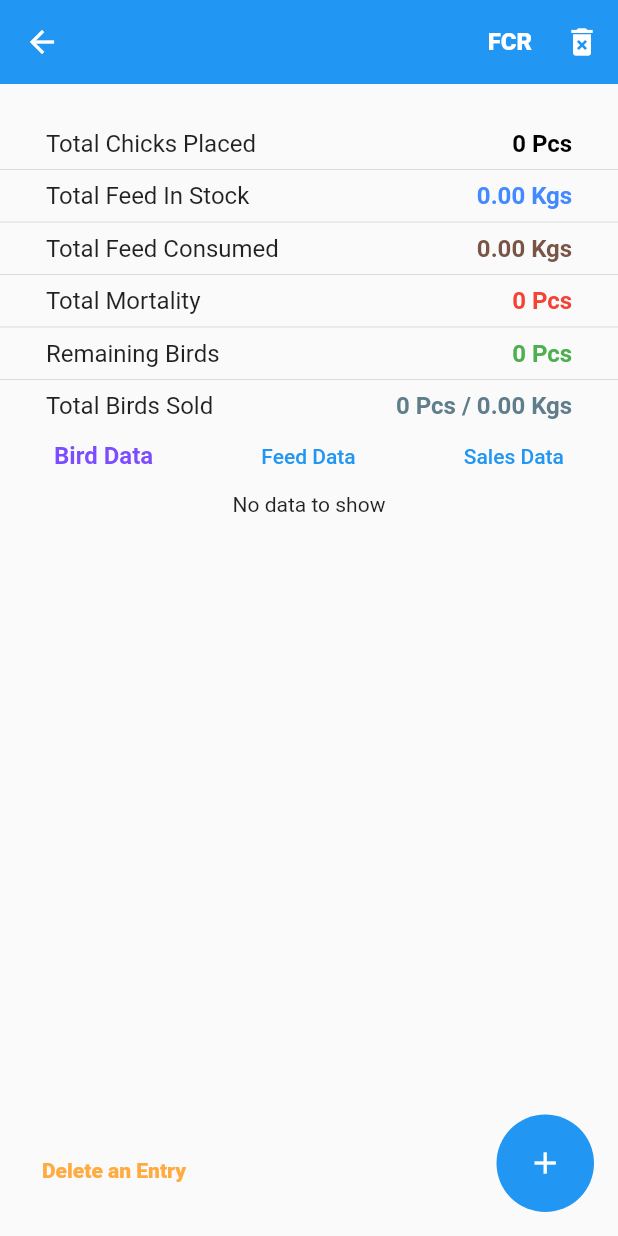
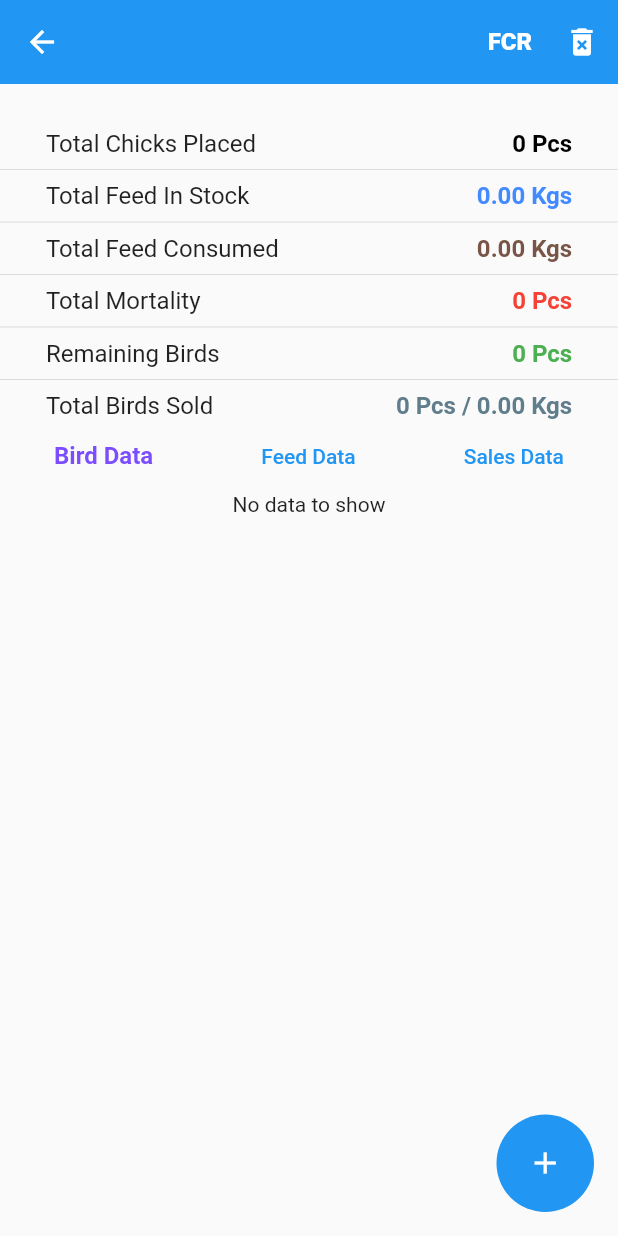
Before and after one commit to Parma08/fcr_calculator, a Flutter app: the FarmInformationScreen screen opened directly with empty values, on a phone screen of 412 x 824 dp. Run offline on Flutter 3.47's test engine with Material 2 defaults, Android fonts, the light colour scheme and no system bars; our stand-ins replace cloud_firestore, firebase_auth, firebase_core, flutter_svg, pdf, share_plus; accounts and stored records are empty.

Commit message:
Minor modification to only show delete entry button when there is some entry to delete

```diff
--- a/lib/Screens/farm_record_screen/farm_information_screen/farm_information_screen.dart
+++ b/lib/Screens/farm_record_screen/farm_information_screen/farm_information_screen.dart
@@ -274,7 +274,9 @@ class _FarmInformationScreenState extends State<FarmInformationScreen> {
                 ),
               ),
             ),
-            Row(
+            widget.farmRecord.farmInformation.isEmpty
+                ? const SizedBox()
+                : Row(
                     mainAxisAlignment: MainAxisAlignment.start,
                     children: [
                       const SizedBox(
@@ -297,18 +299,23 @@ class _FarmInformationScreenState extends State<FarmInformationScreen> {
                                 return;
                               } else {
                                 for (var i = 0;
-                              i < widget.farmRecord.farmInformation.length;
+                                    i <
+                                        widget
+                                            .farmRecord.farmInformation.length;
                                     i++) {
                                   var info = widget.farmRecord.farmInformation;
                                   if (info[i].date.day == selectedDate.day &&
-                                info[i].date.month == selectedDate.month &&
+                                      info[i].date.month ==
+                                          selectedDate.month &&
                                       info[i].date.year == selectedDate.year) {
-                              widget.farmRecord.farmInformation.removeAt(i);
+                                    widget.farmRecord.farmInformation
+                                        .removeAt(i);
                                     break;
                                   }
                                 }
                                 showLoader(context);
-                          String status = await addInfoToExistingFarmRecord(
+                                String status =
+                                    await addInfoToExistingFarmRecord(
                                         widget.farmRecord);
                                 if (status == 'success') {
                                   Navigator.of(context).pop();
@@ -316,7 +323,8 @@ class _FarmInformationScreenState extends State<FarmInformationScreen> {
                                       'Farm Record for \n ${DateFormat.yMMMd().format(selectedDate)}  has been deleted successfully');
                                   setState(() {});
                                 } else {
-                            showErrorDialog(context, "Something went wrong");
+                                  showErrorDialog(
+                                      context, "Something went wrong");
                                 }
                               }
                             }
```
Lines whose indentation alone changed are shown as unchanged.
